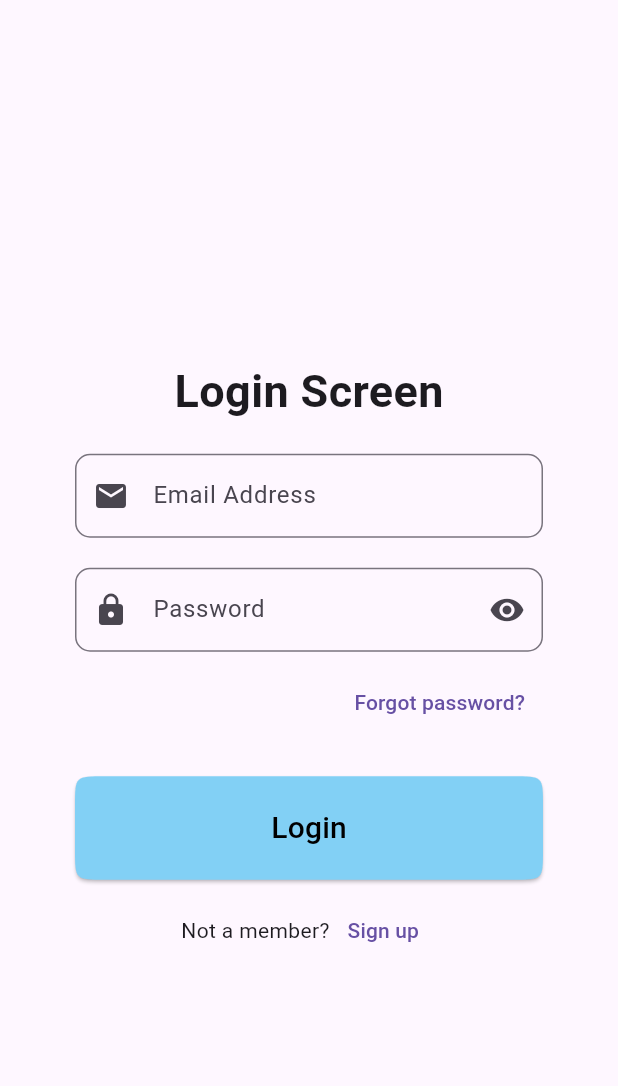
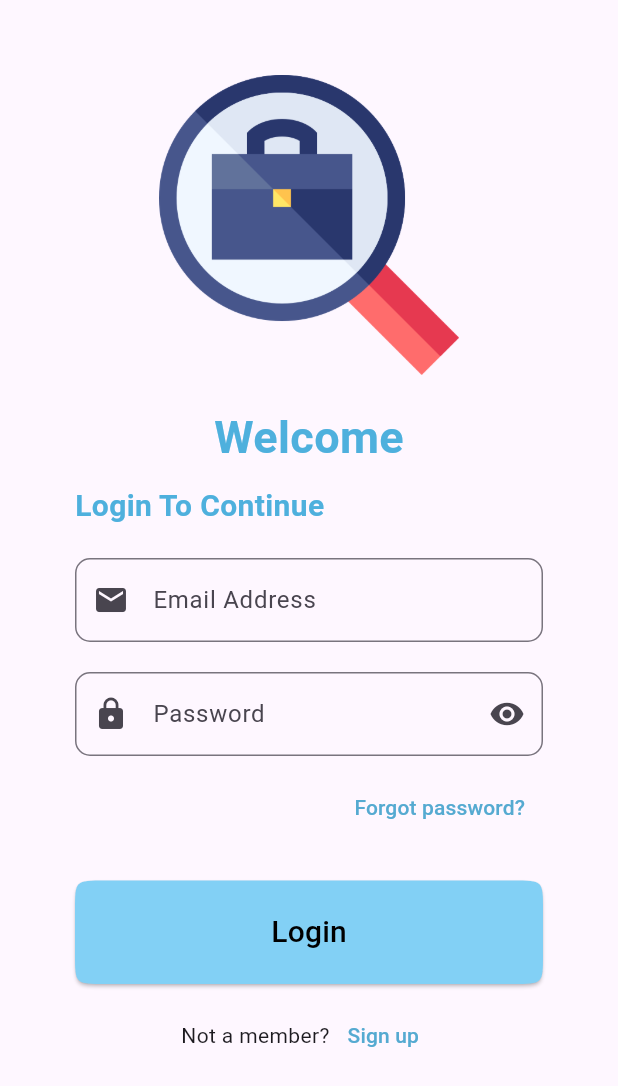
Before and after one commit to jessNzembi/hirehub, a Flutter app: the screen it shows after launch, on a phone screen of 412 x 824 dp. Shown: the top 1086 px of the screen. Run offline on Flutter 3.47's test engine with Material 3 defaults, Android fonts, the light colour scheme and no system bars; our stand-ins replace carousel_slider.

Commit message:
added login and signup screens

```diff
--- /dev/null
+++ b/lib/views/custombutton.dart
@@ -0,0 +1,30 @@
+import 'package:flutter/material.dart';
+
+class CustomButton extends StatelessWidget {
+  final String text;
+  final Color buttonColor;
+  final VoidCallback? onPressed;
+  const CustomButton(
+      {super.key,
+      required this.text,
+      this.buttonColor = const Color.fromARGB(255, 130, 208, 245),
+      this.onPressed});
+
+  @override
+  Widget build(BuildContext context) {
+    return Container(
+      width: double.infinity,
+      child: ElevatedButton(
+          style: ElevatedButton.styleFrom(
+              backgroundColor: buttonColor,
+              padding: EdgeInsets.symmetric(vertical: 20, horizontal: 10),
+              shape: ContinuousRectangleBorder(
+                  borderRadius: BorderRadius.circular(20))),
+          onPressed: onPressed,
+          child: Text(
+            text,
+            style: TextStyle(fontSize: 20, color: Colors.black),
+          )),
+    );
+  }
+}
--- a/lib/views/login.dart
+++ b/lib/views/login.dart
@@ -1,4 +1,5 @@
 import 'package:flutter/material.dart';
+import 'package:hirehub/views/custombutton.dart';
 import 'package:hirehub/views/customtextfield.dart';
 
 class Login extends StatelessWidget {
@@ -11,15 +12,29 @@ class Login extends StatelessWidget {
     return Scaffold(
       body: Padding(
         padding: const EdgeInsets.all(50),
+        child: SingleChildScrollView(
           child: Column(
             mainAxisAlignment: MainAxisAlignment.center,
             children: [
+              Image.asset("assets/images/job-search.png", width: 200, height: 200,),
               SizedBox(
-              height: 60,
+                height: 20,
               ),
               Text(
-              "Login Screen",
-              style: TextStyle(fontSize: 30, fontWeight: FontWeight.bold),
+                "Welcome",
+                style: TextStyle(fontSize: 30, fontWeight: FontWeight.bold, color: Color.fromARGB(255, 78, 176, 221)),
+              ),
+              SizedBox(
+                height: 10,
+              ),
+              Row(
+                mainAxisAlignment: MainAxisAlignment.start,
+                children: [
+                  Text(
+                    "Login To Continue",
+                    style: TextStyle(fontSize: 20, fontWeight: FontWeight.bold, color: Color.fromARGB(255, 78, 176, 221)),
+                  ),
+                ],
               ),
               SizedBox(
                 height: 20,
@@ -48,6 +63,9 @@ class Login extends StatelessWidget {
                   TextButton(
                     onPressed: () {},
                     child: const Text("Forgot password?"),
+                    style: TextButton.styleFrom(
+                      foregroundColor: Color.fromARGB(255, 85, 170, 209)
+                    ),
                   ),
                 ],
               ),
@@ -65,41 +83,19 @@ class Login extends StatelessWidget {
                 mainAxisAlignment: MainAxisAlignment.center,
                 children: [
                   Text("Not a member?"),
-                TextButton(onPressed: () {}, child: Text("Sign up")),
+                  TextButton(
+                    onPressed: () {},
+                    style: TextButton.styleFrom(
+                      foregroundColor: Color.fromARGB(255, 85, 170, 209)
+                    ),
+                    child: Text("Sign up")
+                  ),
                 ],
               )
             ],
           ),
         ),
+      ),
     );
   }
 }
-
-class CustomButton extends StatelessWidget {
-  final String text;
-  final Color buttonColor;
-  final VoidCallback? onPressed;
-  const CustomButton(
-      {super.key,
-      required this.text,
-      this.buttonColor = const Color.fromARGB(255, 130, 208, 245),
-      this.onPressed});
-
-  @override
-  Widget build(BuildContext context) {
-    return Container(
-      width: double.infinity,
-      child: ElevatedButton(
-          style: ElevatedButton.styleFrom(
-              backgroundColor: buttonColor,
-              padding: EdgeInsets.symmetric(vertical: 20, horizontal: 10),
-              shape: ContinuousRectangleBorder(
-                  borderRadius: BorderRadius.circular(20))),
-          onPressed: onPressed,
-          child: Text(
-            text,
-            style: TextStyle(fontSize: 20, color: Colors.black),
-          )),
-    );
-  }
-}
```
Also changed, not shown: lib/views/signup.dart (+124 -0 lines). Lines whose indentation alone changed are shown as unchanged.
